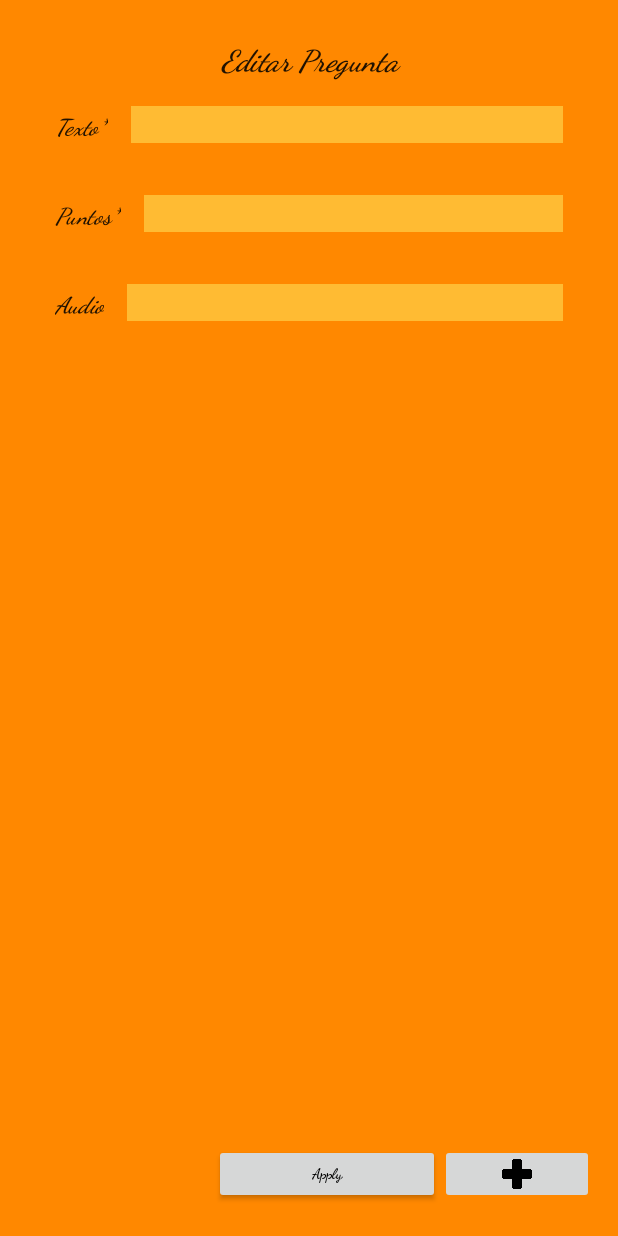
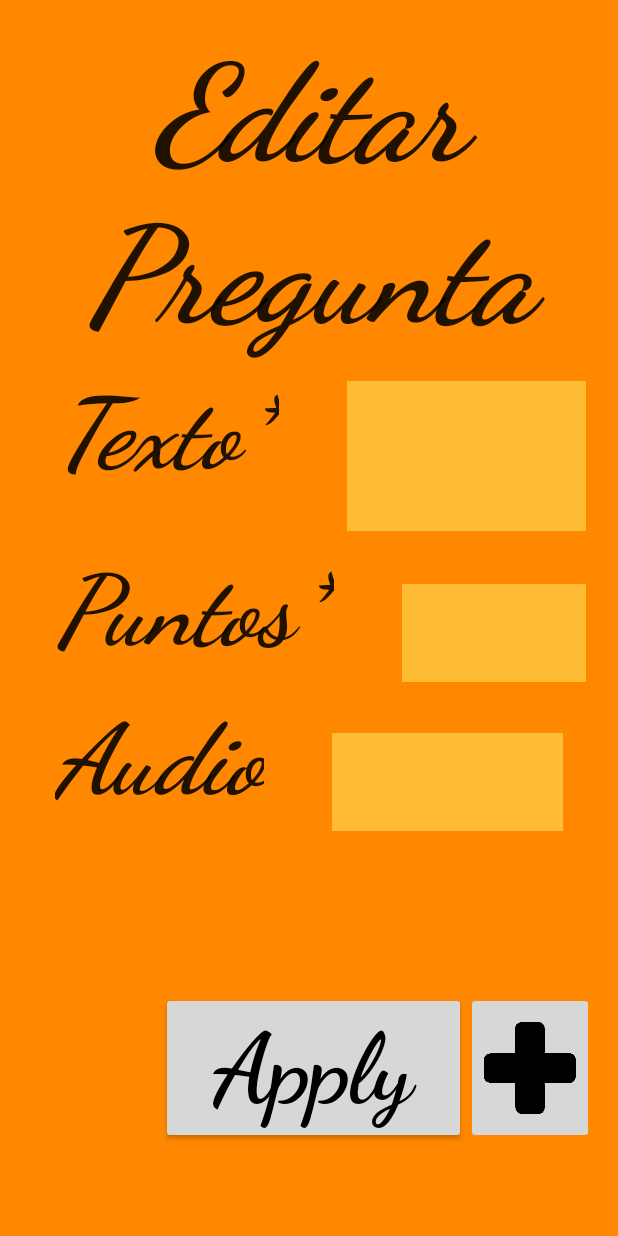
Before and after one commit to victor14818/JuegoTrivia, an Android app: the AnswerActivity screen opened directly, with no data from a screen before it, on a phone screen of 412 x 824 dp. Run offline under Robolectric (Android 15) with nearby library versions, the phone set to English and light mode, and no system bars.

Commit message:
patalla 43 in

```diff
--- a/app/src/main/res/layout/activity_answer.xml
+++ b/app/src/main/res/layout/activity_answer.xml
@@ -35,7 +35,7 @@
             android:gravity="center"
             android:textIsSelectable="false"
             android:layout_weight="0.04"
-            android:textSize="20sp"
+            android:textSize="@dimen/tituloConf"
             android:textStyle="bold|italic"
             />
 
@@ -52,21 +52,21 @@
                 android:textAppearance="?android:attr/textAppearanceLarge"
                 android:fontFamily="cursive"
                 android:text="Texto*"
-                android:gravity="left"
+                android:gravity="start"
                 android:textIsSelectable="false"
-                android:textSize="15sp"
+                android:textSize="@dimen/attConf"
                 android:textStyle="bold|italic"
-                android:layout_marginLeft="15dp"/>
+                android:layout_marginStart="15dp"/>
 
             <EditText
                 android:layout_width="wrap_content"
-                android:layout_height="wrap_content"
-                android:inputType="textPersonName"
+                android:layout_height="@dimen/attConfM"
+                android:inputType="textMultiLine"
                 android:ems="10"
                 android:id="@+id/editText_textoPrg"
                 android:layout_weight="1"
                 android:background="@android:color/holo_orange_light"
-                android:layout_marginLeft="15dp"
+                android:layout_marginStart="@dimen/attConfml"
                 android:layout_marginRight="15dp"
                 android:textStyle="bold|italic" />
         </LinearLayout>
@@ -84,21 +84,21 @@
                 android:textAppearance="?android:attr/textAppearanceLarge"
                 android:fontFamily="cursive"
                 android:text="Puntos*"
-                android:gravity="left"
+                android:gravity="start"
                 android:textIsSelectable="false"
-                android:textSize="15sp"
+                android:textSize="@dimen/attConf"
                 android:textStyle="bold|italic"
-                android:layout_marginLeft="15dp"/>
+                android:layout_marginStart="15dp"/>
 
             <EditText
                 android:layout_width="wrap_content"
-                android:layout_height="wrap_content"
+                android:layout_height="@dimen/attConf"
                 android:inputType="number"
                 android:ems="10"
                 android:id="@+id/editText_ptsPrg"
                 android:layout_weight="1"
                 android:background="@android:color/holo_orange_light"
-                android:layout_marginLeft="15dp"
+                android:layout_marginStart="@dimen/attConfml"
                 android:layout_marginRight="15dp"
                 android:textStyle="bold|italic" />
         </LinearLayout>
@@ -115,22 +115,22 @@
                 android:textAppearance="?android:attr/textAppearanceLarge"
                 android:fontFamily="cursive"
                 android:text="Audio"
-                android:gravity="left"
+                android:gravity="start"
                 android:textIsSelectable="false"
-                android:textSize="15sp"
+                android:textSize="@dimen/attConf"
                 android:textStyle="bold|italic"
-                android:layout_marginLeft="15dp"/>
+                android:layout_marginStart="15dp"/>
 
             <EditText
                 android:layout_width="wrap_content"
-                android:layout_height="wrap_content"
+                android:layout_height="@dimen/attConf"
                 android:inputType="textPersonName"
                 android:ems="10"
                 android:id="@+id/editText_audioPrg"
                 android:layout_weight="1"
                 android:background="@android:color/holo_orange_light"
-                android:layout_marginLeft="15dp"
-                android:layout_marginRight="15dp"
+                android:layout_marginStart="@dimen/attConfml"
+                android:layout_marginEnd="15dp"
                 android:textStyle="bold|italic" />
         </LinearLayout>
 
@@ -139,8 +139,9 @@
             android:layout_height="wrap_content"
             android:id="@+id/scrollViewListaRespuestas"
             android:layout_gravity="center_horizontal"
-            android:layout_weight="0.84"
-            android:fillViewport="false">
+            android:layout_weight="0.70"
+            android:fillViewport="false"
+            android:layout_marginTop="@dimen/Scroll">
 
             <LinearLayout
                 android:id="@+id/layoutRespuestas"
@@ -166,12 +167,14 @@
 
         <Button
             android:layout_width="wrap_content"
-            android:layout_height="40dp"
+            android:layout_height="wrap_content"
             android:text="@string/apply"
             android:id="@+id/buttonApplyPrg"
             android:layout_weight=".25"
             android:layout_gravity="start"
-            android:textAppearance="@style/applyText" />
+            android:textAppearance="@style/applyText"
+            android:textSize="@dimen/attConf"
+            android:layout_marginBottom="@dimen/Scroll" />
 
         <ImageButton
             android:layout_width="40dp"
@@ -182,7 +185,8 @@
             android:layout_weight="0.25"
             android:contentDescription="@string/descConfImage"
             android:adjustViewBounds="false"
-            android:onClick="addAnswer" />
+            android:onClick="addAnswer"
+            android:layout_marginBottom="@dimen/Scroll" />
 
     </LinearLayout>
 
--- a/app/src/main/res/values/dimens.xml
+++ b/app/src/main/res/values/dimens.xml
@@ -2,4 +2,10 @@
     <!-- Default screen margins, per the Android Design guidelines. -->
     <dimen name="activity_horizontal_margin">16dp</dimen>
     <dimen name="activity_vertical_margin">16dp</dimen>
+    <dimen name="tituloConf">90sp</dimen>
+    <dimen name="attConf">65sp</dimen>
+    <dimen name="attConfM">100sp</dimen>
+    <dimen name="attConfml">45dp</dimen>
+    <dimen name="Scroll">40dp</dimen>
+    <dimen name="Texto">30sp</dimen>
 </resources>
```
Also changed, not shown: app/src/main/res/layout/activity_category_list.xml (+23 -18 lines), app/src/main/res/layout/activity_edit_respuesta.xml (+18 -15 lines), app/src/main/res/layout/activity_question_list.xml (+31 -29 lines).
